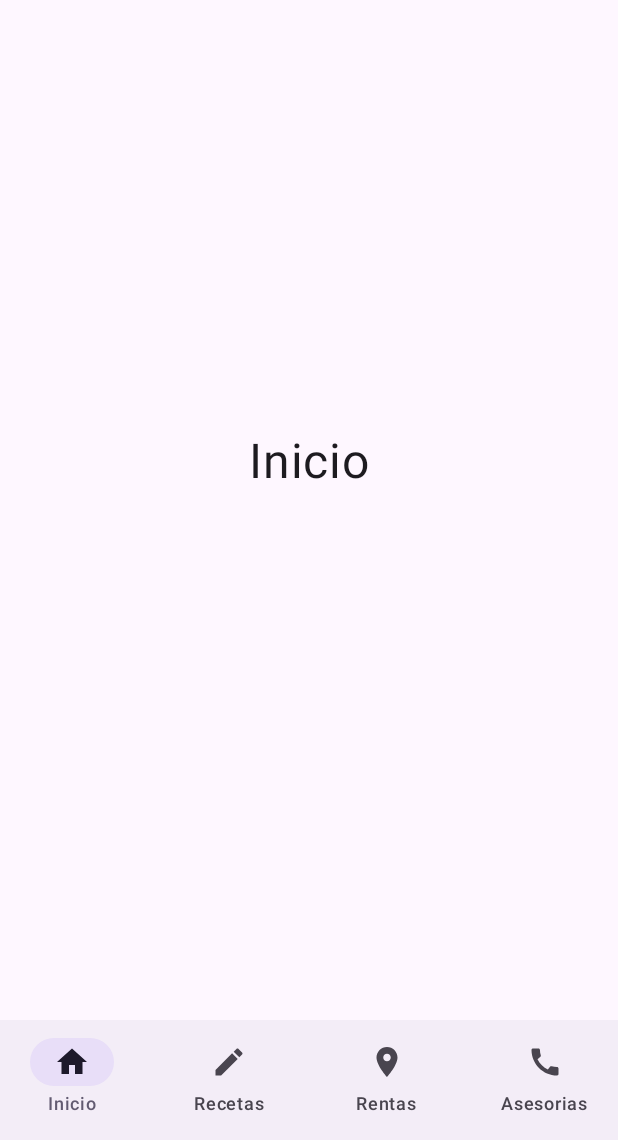
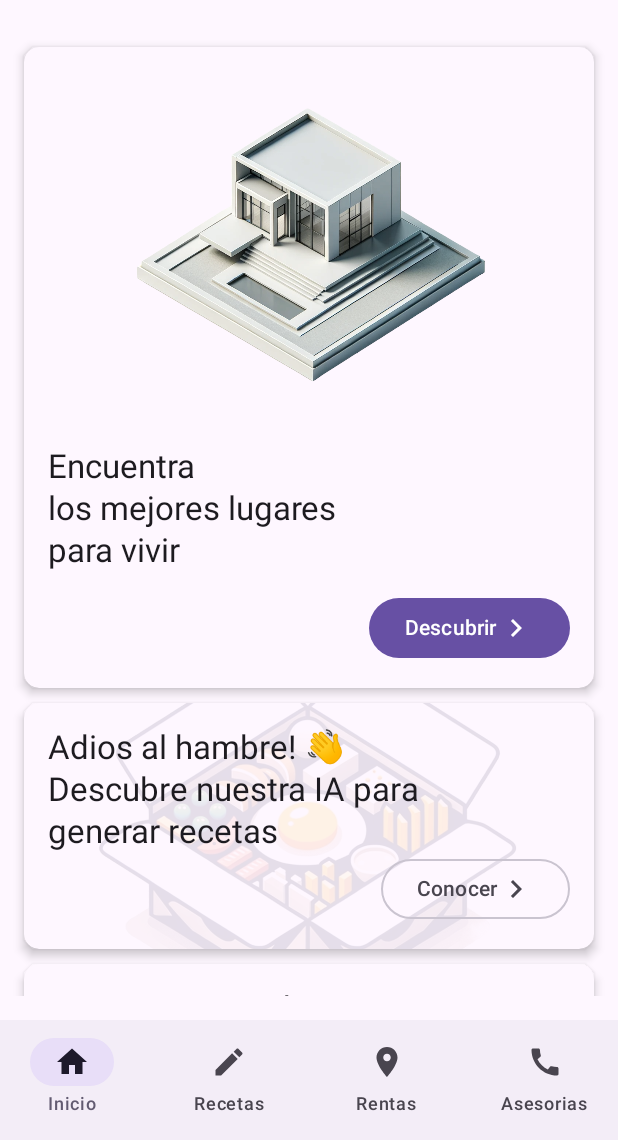
Before and after one commit to Fernando-Leon/utttilife-main, an Android app built with Jetpack Compose: the screen it shows after launch (MainActivity), on a phone screen of 412 x 824 dp, the part 96-1236 px from its top. Run offline under Robolectric (Android 15) with nearby library versions, the phone set to English and light mode, and no system bars.

Commit message:
Creation home screen and navigation to screens

```diff
--- /dev/null
+++ b/app/src/main/java/com/example/utttilife/components/home/CardConsultingComponent.kt
@@ -0,0 +1,69 @@
+package com.example.utttilife.components.home
+
+import androidx.compose.foundation.background
+import androidx.compose.foundation.layout.Box
+import androidx.compose.foundation.layout.Column
+import androidx.compose.foundation.layout.Row
+import androidx.compose.foundation.layout.fillMaxWidth
+import androidx.compose.foundation.layout.padding
+import androidx.compose.foundation.shape.RoundedCornerShape
+import androidx.compose.material3.Icon
+import androidx.compose.material3.MaterialTheme
+import androidx.compose.material3.OutlinedButton
+import androidx.compose.material3.Text
+import androidx.compose.runtime.Composable
+import androidx.compose.ui.Alignment
+import androidx.compose.ui.Modifier
+import androidx.compose.ui.draw.clip
+import androidx.compose.ui.draw.shadow
+import androidx.compose.ui.res.painterResource
+import androidx.compose.ui.unit.dp
+import androidx.navigation.NavController
+import com.example.utttilife.R
+import com.example.utttilife.navigation.Screens
+
+// Card to navigate to Consulting screen
+@Composable
+fun CardConsulting(navController: NavController) {
+    Box(
+        modifier = Modifier
+            .fillMaxWidth()
+            .shadow(4.dp, RoundedCornerShape(10.dp))
+            .clip(RoundedCornerShape(10.dp))
+            .background(MaterialTheme.colorScheme.surface)
+            .padding(16.dp)
+    ){
+        Column {
+            Text(
+                text = "¿Necesitas ayuda",
+                style = MaterialTheme.typography.titleLarge,
+            )
+            Text(
+                text = "con tu tarea?",
+                style = MaterialTheme.typography.titleLarge,
+            )
+            Box(
+                modifier = Modifier.fillMaxWidth()
+            ){
+                OutlinedButton(
+                    // Navigation to consulting screen
+                    onClick = { navController.navigate(Screens.ConsultingScreen.name) },
+                    modifier = Modifier.align(Alignment.CenterEnd)
+                ) {
+                    Row(verticalAlignment = Alignment.CenterVertically) {
+                        Text(
+                            text = "Conocer",
+                            modifier = Modifier.align(Alignment.CenterVertically)
+                        )
+                        Icon(
+                            painter = painterResource(id = R.drawable.arrow_continue_next),
+                            contentDescription = null,
+                            modifier = Modifier.align(Alignment.CenterVertically)
+                        )
+                    }
+                }
+            }
+
+        }
+    }
+}
--- /dev/null
+++ b/app/src/main/java/com/example/utttilife/components/home/CardIcomesComponent.kt
@@ -0,0 +1,102 @@
+package com.example.utttilife.components.home
+
+import androidx.compose.foundation.Image
+import androidx.compose.foundation.background
+import androidx.compose.foundation.layout.Box
+import androidx.compose.foundation.layout.Column
+import androidx.compose.foundation.layout.Row
+import androidx.compose.foundation.layout.Spacer
+import androidx.compose.foundation.layout.fillMaxSize
+import androidx.compose.foundation.layout.fillMaxWidth
+import androidx.compose.foundation.layout.height
+import androidx.compose.foundation.layout.padding
+import androidx.compose.foundation.layout.width
+import androidx.compose.foundation.shape.RoundedCornerShape
+import androidx.compose.material3.Button
+import androidx.compose.material3.Icon
+import androidx.compose.material3.MaterialTheme
+import androidx.compose.material3.Text
+import androidx.compose.runtime.Composable
+import androidx.compose.ui.Alignment
+import androidx.compose.ui.Modifier
+import androidx.compose.ui.draw.clip
+import androidx.compose.ui.draw.shadow
+import androidx.compose.ui.res.painterResource
+import androidx.compose.ui.text.style.TextAlign
+import androidx.compose.ui.unit.dp
+import androidx.navigation.NavController
+import com.example.utttilife.R
+import com.example.utttilife.navigation.Screens
+
+// Card to navigate to Icome screen
+@Composable
+fun CardIcome(navController: NavController) {
+    Box(
+        modifier = Modifier
+            .fillMaxWidth()
+            .shadow(4.dp, RoundedCornerShape(10.dp))
+            .clip(RoundedCornerShape(10.dp))
+            .background(MaterialTheme.colorScheme.surface)
+            .padding(16.dp)
+    ){
+        Column(
+            modifier = Modifier.fillMaxSize(),
+        ) {
+
+            Column(
+                modifier = Modifier.fillMaxWidth(),
+                horizontalAlignment = Alignment.CenterHorizontally
+            ) {
+                Image(
+                    painter = painterResource(id = R.drawable.house_isometric),
+                    contentDescription = null,
+                    modifier = Modifier
+                        .width(250.dp)
+                )
+            }
+
+            Text(
+                text = "Encuentra",
+                style = MaterialTheme.typography.titleLarge,
+                textAlign = TextAlign.Start
+            )
+
+            Text(
+                text = "los mejores lugares",
+                style = MaterialTheme.typography.titleLarge,
+                textAlign = TextAlign.Start
+            )
+
+            Text(
+                text = "para vivir",
+                style = MaterialTheme.typography.titleLarge,
+                textAlign = TextAlign.Start
+            )
+
+
+            Spacer(modifier = Modifier.height(13.dp))
+
+            Box(
+                modifier = Modifier.fillMaxWidth()
+            ){
+                Button(
+                    // Navigation to icomes screen
+                    onClick = { navController.navigate(Screens.IcomeScreen.name) },
+                    modifier = Modifier.align(Alignment.CenterEnd)
+                ) {
+                    Row(verticalAlignment = Alignment.CenterVertically) {
+                        Text(
+                            text = "Descubrir",
+                            modifier = Modifier.align(Alignment.CenterVertically)
+                        )
+                        Icon(
+                            painter = painterResource(id = R.drawable.arrow_continue_next),
+                            contentDescription = null,
+                            modifier = Modifier.align(Alignment.CenterVertically)
+                        )
+                    }
+                }
+            }
+        }
+    }
+}
--- /dev/null
+++ b/app/src/main/java/com/example/utttilife/components/home/CardRecipesComponent.kt
@@ -0,0 +1,86 @@
+package com.example.utttilife.components.home
+
+import androidx.compose.foundation.Image
+import androidx.compose.foundation.background
+import androidx.compose.foundation.layout.Box
+import androidx.compose.foundation.layout.Column
+import androidx.compose.foundation.layout.Row
+import androidx.compose.foundation.layout.fillMaxWidth
+import androidx.compose.foundation.layout.padding
+import androidx.compose.foundation.shape.RoundedCornerShape
+import androidx.compose.material3.Icon
+import androidx.compose.material3.MaterialTheme
+import androidx.compose.material3.OutlinedButton
+import androidx.compose.material3.Text
+import androidx.compose.runtime.Composable
+import androidx.compose.ui.Alignment
+import androidx.compose.ui.Modifier
+import androidx.compose.ui.draw.alpha
+import androidx.compose.ui.draw.clip
+import androidx.compose.ui.draw.shadow
+import androidx.compose.ui.layout.ContentScale
+import androidx.compose.ui.res.painterResource
+import androidx.compose.ui.unit.dp
+import androidx.navigation.NavController
+import com.example.utttilife.R
+import com.example.utttilife.navigation.Screens
+
+
+// Card to navigate to Recipes Screen
+@Composable
+fun CardRecipes(navController: NavController) {
+    Box(
+        modifier = Modifier
+            .fillMaxWidth()
+            .shadow(4.dp, RoundedCornerShape(10.dp))
+            .clip(RoundedCornerShape(10.dp))
+            .background(MaterialTheme.colorScheme.surface)
+            .padding(start = 16.dp, end = 16.dp)
+    ){
+        Image(
+            painter = painterResource(id = R.drawable.icon_recipe),
+            contentDescription = null,
+            modifier = Modifier
+                .matchParentSize()
+                .alpha(0.1f),
+            contentScale = ContentScale.Crop
+        )
+        Column (
+            modifier = Modifier.padding(top = 16.dp, bottom = 16.dp)
+        ) {
+            Text(
+                text = "Adios al hambre! \uD83D\uDC4B",
+                style = MaterialTheme.typography.titleLarge,
+            )
+            Text(
+                text = "Descubre nuestra IA para",
+                style = MaterialTheme.typography.titleLarge,
+            )
+            Text(
+                text = "generar recetas",
+                style = MaterialTheme.typography.titleLarge,
+            )
+            Box(
+                modifier = Modifier.fillMaxWidth()
+            ){
+                OutlinedButton(
+                    // Navigation to recipes screen
+                    onClick = { navController.navigate(Screens.RecipesScreen.name) },
+                    modifier = Modifier.align(Alignment.CenterEnd)
+                ) {
+                    Row(verticalAlignment = Alignment.CenterVertically) {
+                        Text(
+                            text = "Conocer",
+                            modifier = Modifier.align(Alignment.CenterVertically)
+                        )
+                        Icon(
+                            painter = painterResource(id = R.drawable.arrow_continue_next),
+                            contentDescription = null,
+                            modifier = Modifier.align(Alignment.CenterVertically)
+                        )
+                    }
+                }
+            }
+        }
+    }
+}
--- /dev/null
+++ b/app/src/main/java/com/example/utttilife/models/Recipe.kt
@@ -0,0 +1,11 @@
+package com.example.utttilife.models
+
+import androidx.compose.ui.graphics.ImageBitmap
+
+data class Recipe(
+    val title: String,
+    val image: ImageBitmap,
+    val ingredients: String,
+    val preparation: String,
+    val nutritionalInfo: String
+)
--- a/app/src/main/java/com/example/utttilife/navigation/AppNavigation.kt
+++ b/app/src/main/java/com/example/utttilife/navigation/AppNavigation.kt
@@ -9,10 +9,7 @@ import androidx.compose.material3.Text
 import androidx.compose.runtime.Composable
 import androidx.compose.runtime.getValue
 import androidx.compose.ui.Modifier
-import androidx.compose.ui.unit.dp
-import androidx.navigation.NavBackStackEntry
 import androidx.navigation.NavDestination.Companion.hierarchy
-import androidx.navigation.NavGraph.Companion.findStartDestination
 import androidx.navigation.compose.NavHost
 import androidx.navigation.compose.composable
 import androidx.navigation.compose.currentBackStackEntryAsState
@@ -36,13 +33,12 @@ fun AppNavigation() {
                     NavigationBarItem(
                         selected = currentDestination?.hierarchy?.any { it.route == navItem.route } == true,
                         onClick = {
-                                  navController.navigate(navItem.route) {
-                                      popUpTo(navController.graph.findStartDestination().id){
-                                          saveState = true
-                                      }
-                                      launchSingleTop = true
-                                      restoreState = true
-                                  }
+                            if (navController.currentDestination?.route != navItem.route) {
+                                navController.navigate(navItem.route) {
+                                    launchSingleTop = true
+                                    restoreState = true
+                                }
+                            }
                         },
                         icon = {
                             Icon(imageVector = navItem.icon, contentDescription = null)
@@ -51,6 +47,7 @@ fun AppNavigation() {
                             Text(text = navItem.label)
                         }
                     )
+
                 }
             }
         }
@@ -61,7 +58,7 @@ fun AppNavigation() {
             modifier = Modifier.padding(paddingValues)
         ) {
             composable(route = Screens.HomeScreen.name){
-                HomeScreen()
+                HomeScreen(navController = navController)
             }
             composable(route = Screens.RecipesScreen.name){
                 RecipesScreen()
--- a/app/src/main/java/com/example/utttilife/screens/HomeScreen.kt
+++ b/app/src/main/java/com/example/utttilife/screens/HomeScreen.kt
@@ -1,25 +1,52 @@
 package com.example.utttilife.screens
 
-import androidx.compose.foundation.layout.Box
+import androidx.compose.foundation.layout.Spacer
 import androidx.compose.foundation.layout.fillMaxSize
-import androidx.compose.material3.Text
+import androidx.compose.foundation.layout.height
+import androidx.compose.foundation.layout.padding
+import androidx.compose.foundation.lazy.LazyColumn
 import androidx.compose.runtime.Composable
-import androidx.compose.ui.Alignment
 import androidx.compose.ui.Modifier
-import androidx.compose.ui.text.font.FontFamily
-import androidx.compose.ui.unit.sp
+import androidx.compose.ui.unit.dp
+import androidx.navigation.NavController
+import com.example.utttilife.components.home.CardConsulting
+import com.example.utttilife.components.home.CardIcome
+import com.example.utttilife.components.home.CardRecipes
 
 @Composable
-fun HomeScreen() {
-    Box(
-        modifier = Modifier.fillMaxSize(),
-        contentAlignment = Alignment.Center
+fun HomeScreen(navController: NavController) {
+    LazyColumn(
+        modifier = Modifier
+            .fillMaxSize()
+            .padding(top = 80.dp, start = 16.dp, end = 16.dp, bottom = 16.dp)
     ) {
-        Text(
-            text = "Inicio",
-            fontFamily = FontFamily.SansSerif,
-            fontSize = 32.sp
-        )
 
+        item {
+            Spacer(modifier = Modifier.height(15.dp))
+        }
+
+        item {
+            CardIcome(navController)
+        }
+
+        item {
+            Spacer(modifier = Modifier.height(10.dp))
+        }
+
+        item {
+            CardRecipes(navController)
+        }
+
+        item {
+            Spacer(modifier = Modifier.height(10.dp))
+        }
+
+        item {
+            CardConsulting(navController)
+        }
+
+        item {
+            Spacer(modifier = Modifier.height(15.dp))
+        }
     }
 }
--- a/app/src/main/java/com/example/utttilife/screens/IcomeScreen.kt
+++ b/app/src/main/java/com/example/utttilife/screens/IcomeScreen.kt
@@ -16,7 +16,7 @@ fun IcomeScreen() {
         contentAlignment = Alignment.Center
     ) {
         Text(
-            text = "Rentas",
+            text = "Asesorias",
             fontFamily = FontFamily.SansSerif,
             fontSize = 32.sp
         )
--- a/app/src/main/java/com/example/utttilife/views/recipes/RecipesViews.kt
+++ b/app/src/main/java/com/example/utttilife/views/recipes/RecipesViews.kt
@@ -42,7 +42,7 @@ import com.google.accompanist.permissions.rememberPermissionState
 @Composable
 fun LayoutContent(navController: NavController, viewModel: MainViewModel) {
     //Variable que almacena la respuesta
-    val response = remember { mutableStateOf("1.- Selecciona o toma una imagen.\n2.- Presiona el botón de enviar.\n3.- A cocinar!.") }
+    val response = remember { mutableStateOf("Hola") }
 
     Scaffold(
         bottomBar = {
@@ -98,7 +98,6 @@ fun CameraImage(navController: NavController, onImageCaptured: (Bitmap) -> Unit,
                 Icon(Icons.Default.CheckCircle, contentDescription = "Tomar foto")
             }
         } else {
-            // Si el permiso está denegado, mostramos un mensaje indicando que el permiso fue denegado
             Text(text = "Permiso denegado")
         }
     }
--- /dev/null
+++ b/app/src/main/res/drawable/arrow_continue_next.xml
@@ -0,0 +1,5 @@
+<vector android:autoMirrored="true" android:height="24dp"
+    android:tint="#000000" android:viewportHeight="24"
+    android:viewportWidth="24" android:width="24dp" xmlns:android="http://schemas.android.com/apk/res/android">
+    <path android:fillColor="@android:color/white" android:pathData="M8.59,16.59L13.17,12 8.59,7.41 10,6l6,6 -6,6 -1.41,-1.41z"/>
+</vector>
```
Also changed, not shown: app/src/main/java/com/example/utttilife/screens/RecipesScreen.kt (+11 -2 lines), app/src/main/res/drawable/house_icon.webp (added), app/src/main/res/drawable/house_icon_icon.png (added), app/src/main/res/drawable/house_isometric.webp (added), app/src/main/res/drawable/icon_recipe.webp (added), app/src/main/res/drawable/image_default_recipe.webp (added), app/src/main/res/drawable/img1.png (added).
